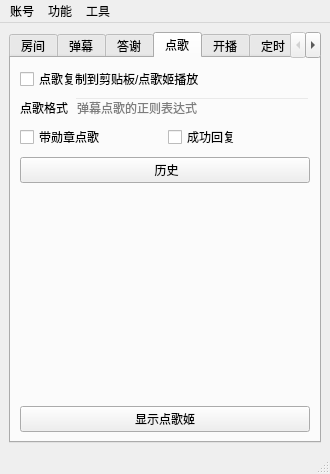
iwxyi/Bilibili-MagicalDanmaku, file mainwindow.ui: the form before one commit.
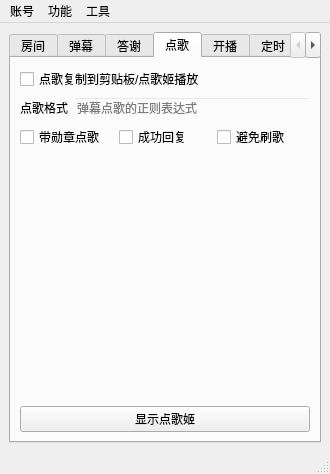
The form after the commit. Icons and pictures are not drawn.

What changed in the file:
```diff
--- a/mainwindow.ui
+++ b/mainwindow.ui
@@ -824,15 +824,25 @@
             </property>
            </widget>
           </item>
+          <item>
+           <widget class="QCheckBox" name="diangeShuaCheck">
+            <property name="toolTip">
+             <string>&lt;html&gt;&lt;head/&gt;&lt;body&gt;&lt;p&gt;避免频繁点歌&lt;/p&gt;&lt;p&gt;在之前已经点歌但尚未播放的时候，本次点歌无效&lt;/p&gt;&lt;p&gt;需打开点歌姬界面&lt;/p&gt;&lt;/body&gt;&lt;/html&gt;</string>
+            </property>
+            <property name="text">
+             <string>避免刷歌</string>
+            </property>
+           </widget>
+          </item>
          </layout>
         </item>
         <item>
-         <widget class="QPushButton" name="diangeHistoryButton">
+         <widget class="QListWidget" name="diangeHistoryListWidget">
           <property name="styleSheet">
-           <string notr="true"/>
-          </property>
-          <property name="text">
-           <string> 历史</string>
+           <string notr="true">QListWidget
+{
+	background: transparent;
+}</string>
           </property>
          </widget>
         </item>
@@ -844,7 +854,7 @@
           <property name="sizeHint" stdset="0">
            <size>
             <width>20</width>
-            <height>232</height>
+            <height>63</height>
            </size>
           </property>
          </spacer>
```
Left out of the diff: 2 changed lines with no effect on the pictures.
